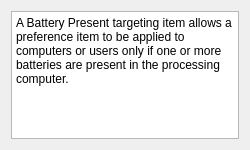
The window that src/apps/mvvm-folders/item_level_targeting/batterypresentwidget.ui (august-alt/policy-preferences-editor-prototype) describes before a commit, drawn with Qt 5.
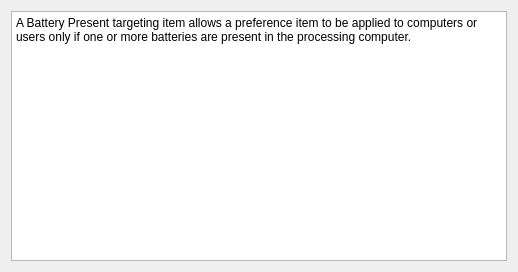
The same window after the commit.

Commit message: fix: fix translations for item level targeting widgets

What changed in the file:
```diff
--- a/src/apps/mvvm-folders/item_level_targeting/batterypresentwidget.ui
+++ b/src/apps/mvvm-folders/item_level_targeting/batterypresentwidget.ui
@@ -6,8 +6,8 @@
    <rect>
     <x>0</x>
     <y>0</y>
-    <width>250</width>
-    <height>150</height>
+    <width>518</width>
+    <height>272</height>
    </rect>
   </property>
   <property name="sizePolicy">
@@ -27,7 +27,7 @@
   </property>
   <layout class="QGridLayout" name="gridLayout">
    <item row="0" column="0">
-    <widget class="QTextEdit" name="batteryTextEdit">
+    <widget class="QPlainTextEdit" name="batteryPlainTextEdit">
      <property name="sizePolicy">
       <sizepolicy hsizetype="Preferred" vsizetype="Preferred">
        <horstretch>0</horstretch>
@@ -40,12 +40,8 @@
        <height>16777215</height>
       </size>
      </property>
-     <property name="html">
-      <string>&lt;!DOCTYPE HTML PUBLIC &quot;-//W3C//DTD HTML 4.0//EN&quot; &quot;http://www.w3.org/TR/REC-html40/strict.dtd&quot;&gt;
-&lt;html&gt;&lt;head&gt;&lt;meta name=&quot;qrichtext&quot; content=&quot;1&quot; /&gt;&lt;style type=&quot;text/css&quot;&gt;
-p, li { white-space: pre-wrap; }
-&lt;/style&gt;&lt;/head&gt;&lt;body style=&quot; font-family:'Noto Sans'; font-size:9pt; font-weight:400; font-style:normal;&quot;&gt;
-&lt;p style=&quot; margin-top:0px; margin-bottom:0px; margin-left:0px; margin-right:0px; -qt-block-indent:0; text-indent:0px;&quot;&gt;A Battery Present targeting item allows a preference item to be applied to computers or users only if one or more batteries are present in the processing computer.&lt;/p&gt;&lt;/body&gt;&lt;/html&gt;</string>
+     <property name="plainText">
+      <string>A Battery Present targeting item allows a preference item to be applied to computers or users only if one or more batteries are present in the processing computer.</string>
      </property>
     </widget>
    </item>
```
The commit also changes 5 other files.
